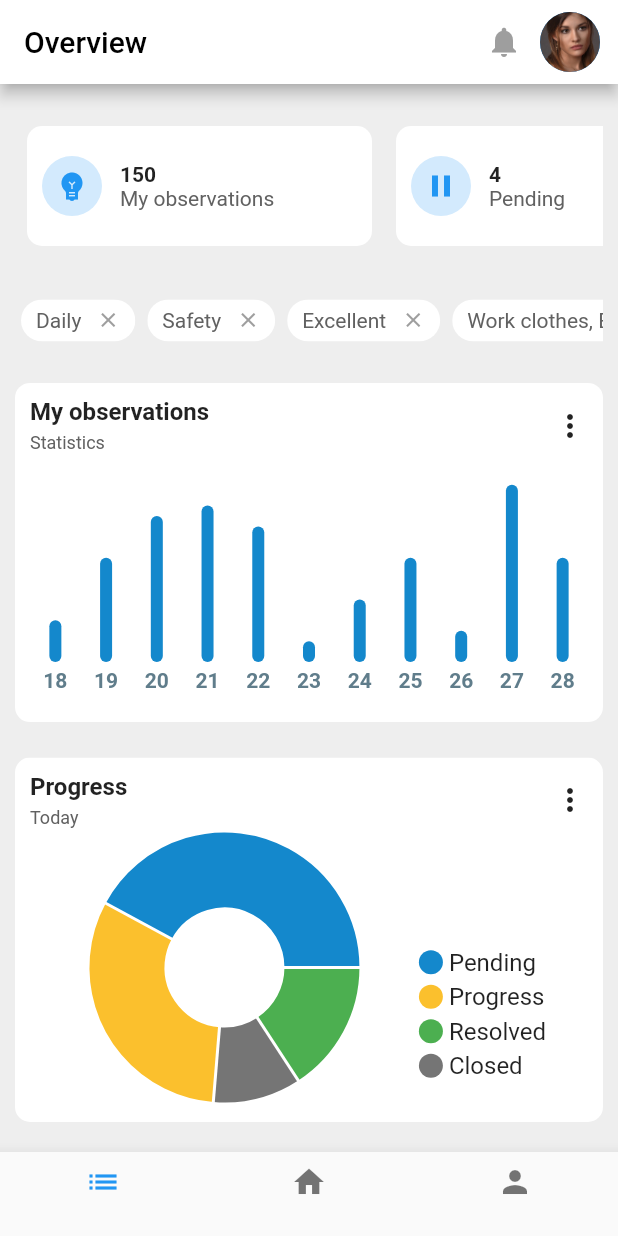
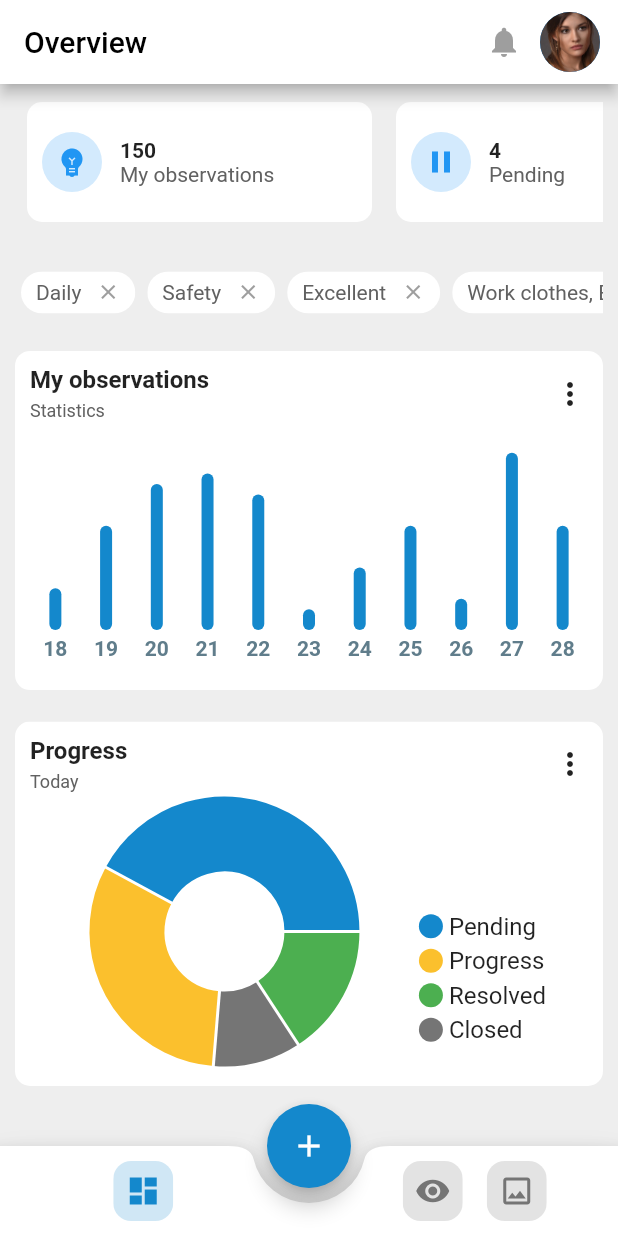
Before and after one commit to asly-97/flutter-dashboard-app, a Flutter app: the screen it shows after launch, on a phone screen of 412 x 824 dp. Run offline on Flutter 3.47's test engine with Material 2 defaults, Android fonts, the phone set to English and light mode, and no system bars; drawn by our look-alikes of fl_chart; missing offline and left inert: dart:ffi.

Commit message:
Bottom Nav Bar

```diff
--- a/lib/screens/overview_screen.dart
+++ b/lib/screens/overview_screen.dart
@@ -1,7 +1,10 @@
+import 'package:dashboard/util/app_colors.dart';
+import 'package:dashboard/widgets/bottom_nav_bar.dart';
 import 'package:dashboard/widgets/charts/bar_chart/bar_chart_card.dart';
 import 'package:dashboard/widgets/card_tile.dart';
 import 'package:dashboard/widgets/charts/pie_chart/pie_chart_card.dart';
 import 'package:dashboard/widgets/closable_text_card.dart';
+import 'package:dashboard/widgets/nav_bar_button.dart';
 import 'package:flutter/material.dart';
 
 class OverviewScreen extends StatelessWidget {
@@ -34,9 +37,11 @@ class OverviewScreen extends StatelessWidget {
       ),
       body: SafeArea(
           child: Padding(
-        padding: const EdgeInsets.symmetric(
-          horizontal: 10,
-          vertical: 20,
+        padding: const EdgeInsets.only(
+          top: 4,
+          left: 10,
+          right: 10,
+          bottom: 40,
         ),
         child: Column(
           mainAxisAlignment: MainAxisAlignment.spaceBetween,
@@ -90,13 +95,13 @@ class OverviewScreen extends StatelessWidget {
           ],
         ),
       )),
-      bottomNavigationBar: BottomNavigationBar(
-        items: [
-          BottomNavigationBarItem(icon: Icon(Icons.list), label: ''),
-          BottomNavigationBarItem(icon: Icon(Icons.home), label: ''),
-          BottomNavigationBarItem(icon: Icon(Icons.person), label: ''),
-        ],
+      floatingActionButton: FloatingActionButton(
+        backgroundColor: AppColors.blue,
+        onPressed: () {},
+        child: Icon(Icons.add),
       ),
+      floatingActionButtonLocation: FloatingActionButtonLocation.centerDocked,
+      bottomNavigationBar: BottomNavBar(),
     );
   }
 }
--- /dev/null
+++ b/lib/widgets/bottom_nav_bar.dart
@@ -0,0 +1,44 @@
+import 'package:dashboard/widgets/nav_bar_button.dart';
+import 'package:flutter/material.dart';
+
+class BottomNavBar extends StatelessWidget {
+  const BottomNavBar({Key? key}) : super(key: key);
+
+  @override
+  Widget build(BuildContext context) {
+    return BottomAppBar(
+      shape: CircularNotchedRectangle(),
+      clipBehavior: Clip.antiAlias,
+      notchMargin: 10,
+      child: Container(
+        height: 60,
+        child: Row(
+          mainAxisAlignment: MainAxisAlignment.spaceBetween,
+          children: [
+            Expanded(
+              child: Row(
+                mainAxisAlignment: MainAxisAlignment.center,
+                children: [
+                  NavBarButton(Icons.dashboard, isActive: true),
+                ],
+              ),
+            ),
+            SizedBox(
+              width: 30,
+            ),
+            //used to space the two sides evenly
+            Expanded(
+              child: Row(
+                mainAxisAlignment: MainAxisAlignment.center,
+                children: [
+                  NavBarButton(Icons.remove_red_eye),
+                  NavBarButton(Icons.image_outlined),
+                ],
+              ),
+            ),
+          ],
+        ),
+      ),
+    );
+  }
+}
--- /dev/null
+++ b/lib/widgets/nav_bar_button.dart
@@ -0,0 +1,33 @@
+import 'package:dashboard/util/app_colors.dart';
+import 'package:flutter/material.dart';
+
+class NavBarButton extends StatelessWidget {
+  const NavBarButton(this.icon, {this.isActive = false});
+
+  final IconData icon;
+
+  final bool isActive;
+
+  @override
+  Widget build(BuildContext context) {
+    //Give the button a specific color
+    // in order to indicate whether it's active or not
+    Color color = isActive ? AppColors.blue : AppColors.grey;
+    return Padding(
+      padding: const EdgeInsets.symmetric(
+        horizontal: 8.0,
+      ),
+      child: ClipRRect(
+        borderRadius: BorderRadius.circular(12),
+        child: Container(
+          color: color.withOpacity(.2),
+          padding: EdgeInsets.all(8),
+          child: Icon(
+            icon,
+            color: color,
+          ),
+        ),
+      ),
+    );
+  }
+}
```
